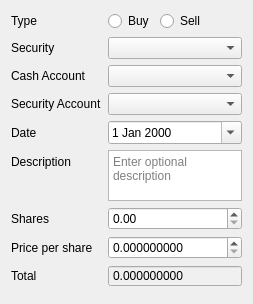
Before: the Qt Designer form src/views/ui_files/dialogs/security_transaction_dialog.ui in JakubFranek/Kapytal, drawn with Qt 5.
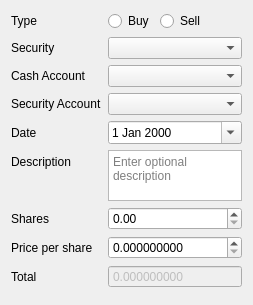
After: the same form once the commit is applied.

Commit message:
Change style to "Fusion"
Replace Payee icon with a more visible one on Fusion dark theme.
Remove custom stylesheets (incompatible with dark theme).
Update requirements.

```diff
--- a/src/views/ui_files/dialogs/security_transaction_dialog.ui
+++ b/src/views/ui_files/dialogs/security_transaction_dialog.ui
@@ -10,7 +10,7 @@
     <x>0</x>
     <y>0</y>
     <width>248</width>
-    <height>304</height>
+    <height>305</height>
    </rect>
   </property>
   <property name="sizePolicy">
@@ -235,10 +235,7 @@
      <item row="8" column="1">
       <widget class="QDoubleSpinBox" name="totalDoubleSpinBox">
        <property name="enabled">
-        <bool>true</bool>
-       </property>
-       <property name="styleSheet">
-        <string notr="true">background-color:rgb(240,240,240);</string>
+        <bool>false</bool>
        </property>
        <property name="readOnly">
         <bool>true</bool>
```
The commit also changes 14 other files.
